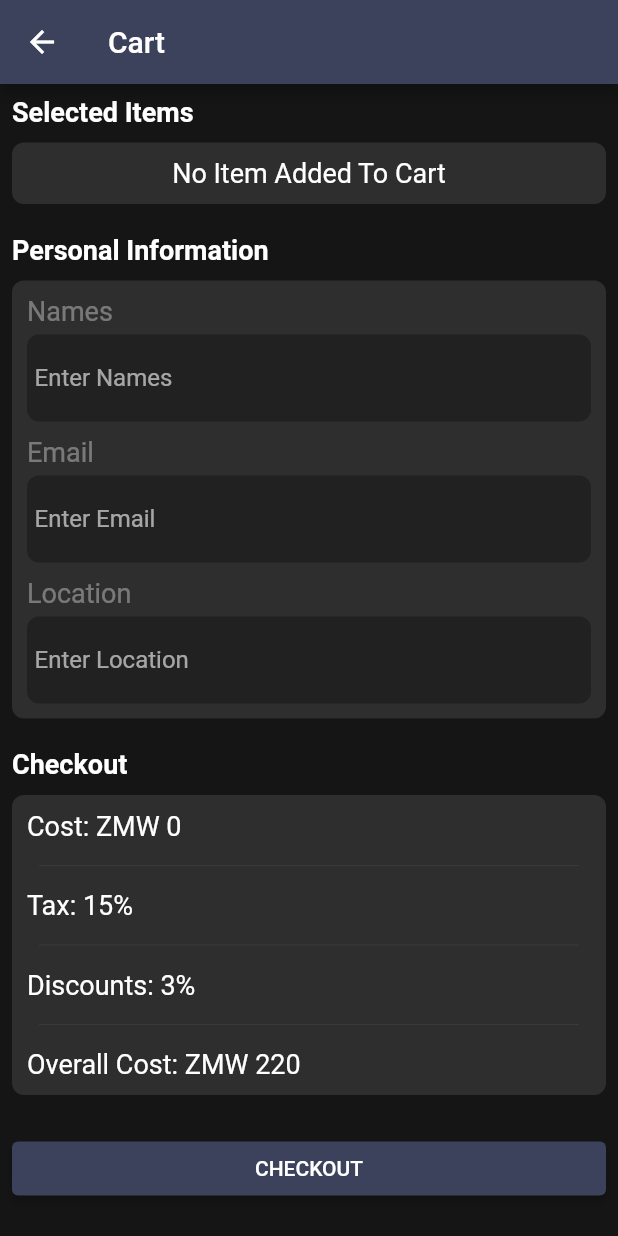
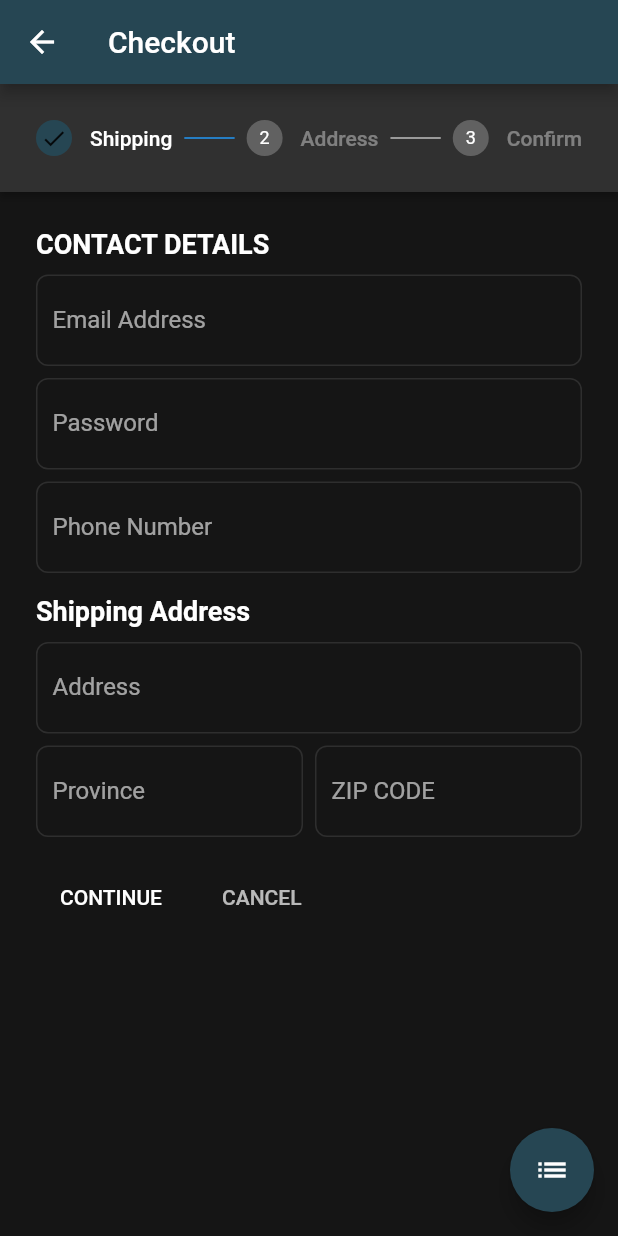
Before and after one commit to michaelson7/FlutterArchitecture, a Flutter app: the CartActivity screen opened by its route, after a tap on "CHECKOUT", on a phone screen of 412 x 824 dp. Run offline on Flutter 3.47's test engine with Material 2 defaults, Android fonts, the phone set to English and light mode, and no system bars; our stand-ins replace after_layout, cached_network_image, carousel_slider, font_awesome_flutter, get, modal_progress_hud and 3 more; missing offline and left inert: flutter_search_bar, random_words; accounts and stored records are empty; network calls fail; Roboto replaces fonts that are missing (Georgia).

Commit message:
checkout

```diff
--- a/lib/view/constants/constants.dart
+++ b/lib/view/constants/constants.dart
@@ -4,8 +4,10 @@ import 'package:virtual_ggroceries/view/widgets/color_handler.dart';
 //colors
 ColorHandler _themeData = ColorHandler();
 
-const kAccentColor = Color(0xFF755A8C);
-const kPrimaryColor = Color(0xff3c415c);
+const kAccentColor = Color(0xff264653);
+const kPrimaryColor = Color(0xff264653);
+
+Color kIconColor = _themeData.iconColor;
 Color kCardBackground = _themeData.cardBackground;
 Color kCardBackgroundFaint = _themeData.cardBackgroundFaint;
 Color kScaffoldColor = _themeData.scaffoldColor;
--- a/lib/view/screens/activities/cart_activity.dart
+++ b/lib/view/screens/activities/cart_activity.dart
@@ -6,6 +6,7 @@ import 'package:provider/provider.dart';
 import 'package:virtual_ggroceries/model/core/products_model.dart';
 import 'package:virtual_ggroceries/provider/cart_provider.dart';
 import 'package:virtual_ggroceries/view/constants/constants.dart';
+import 'package:virtual_ggroceries/view/screens/activities/checkout_activity.dart';
 import 'package:virtual_ggroceries/view/widgets/material_button.dart';
 import 'package:virtual_ggroceries/view/widgets/padded_container.dart';
 import 'package:virtual_ggroceries/view/widgets/snack_bar_builder.dart';
@@ -62,7 +63,9 @@ class _CartActivityState extends State<CartActivity> {
                 SizedBox(
                   width: double.infinity,
                   child: ElevatedButton(
-                    onPressed: () {},
+                    onPressed: () {
+                      Navigator.pushNamed(context, CheckOutActivity.id);
+                    },
                     child: Padding(
                       padding: const EdgeInsets.all(10.0),
                       child: Text('CHECKOUT'),
--- /dev/null
+++ b/lib/view/screens/activities/checkout_activity.dart
@@ -0,0 +1,325 @@
+import 'package:cached_network_image/cached_network_image.dart';
+import 'package:flutter/material.dart';
+import 'package:provider/provider.dart';
+import 'package:virtual_ggroceries/provider/cart_provider.dart';
+import 'package:virtual_ggroceries/view/constants/constants.dart';
+import 'package:virtual_ggroceries/view/widgets/snack_bar_builder.dart';
+
+class CheckOutActivity extends StatefulWidget {
+  static final String id = "CheckOutActivity";
+  const CheckOutActivity({Key? key}) : super(key: key);
+
+  @override
+  _CheckOutActivityState createState() => _CheckOutActivityState();
+}
+
+class _CheckOutActivityState extends State<CheckOutActivity> {
+  int _currentStep = 0;
+  StepperType stepperType = StepperType.horizontal;
+
+  @override
+  Widget build(BuildContext context) {
+    return Scaffold(
+      appBar: AppBar(
+        title: Text('Checkout'),
+      ),
+      body: Container(
+        child: Column(
+          children: [
+            Expanded(
+              child: Stepper(
+                type: stepperType,
+                physics: ScrollPhysics(),
+                currentStep: _currentStep,
+                onStepTapped: (step) => tapped(step),
+                onStepContinue: continued,
+                onStepCancel: cancel,
+                steps: <Step>[
+                  Step(
+                    title: Text('Shipping'),
+                    content: shippingContainer(),
+                    isActive: _currentStep == 0,
+                    state: _currentStep >= 0
+                        ? StepState.complete
+                        : StepState.disabled,
+                  ),
+                  Step(
+                    title: new Text('Address'),
+                    content: paymentContainer(),
+                    isActive: _currentStep == 1,
+                    state: _currentStep >= 1
+                        ? StepState.complete
+                        : StepState.disabled,
+                  ),
+                  Step(
+                    title: new Text('Confirm'),
+                    content: confirmationSection(context),
+                    isActive: _currentStep == 2,
+                    state: _currentStep >= 2
+                        ? StepState.complete
+                        : StepState.disabled,
+                  ),
+                ],
+              ),
+            ),
+          ],
+        ),
+      ),
+      floatingActionButton: FloatingActionButton(
+        child: Icon(Icons.list),
+        onPressed: switchStepsType,
+      ),
+    );
+  }
+
+  Container shippingContainer() {
+    return Container(
+      child: Column(
+        crossAxisAlignment: CrossAxisAlignment.start,
+        children: <Widget>[
+          Text(
+            'CONTACT DETAILS',
+            style: kTextStyleSubHeader,
+          ),
+          SizedBox(height: 10),
+          borderCard(
+            title: 'Email Address',
+          ),
+          SizedBox(height: 8),
+          borderCard(
+            title: 'Password',
+          ),
+          SizedBox(height: 8),
+          borderCard(
+            title: 'Phone Number',
+          ),
+          SizedBox(height: 15),
+          Text(
+            'Shipping Address',
+            style: kTextStyleSubHeader,
+          ),
+          SizedBox(height: 10),
+          borderCard(
+            title: 'Address',
+          ),
+          SizedBox(height: 8),
+          Row(
+            children: [
+              Expanded(
+                child: borderCard(
+                  title: 'Province',
+                ),
+              ),
+              SizedBox(width: 8),
+              Expanded(
+                child: borderCard(
+                  title: 'ZIP CODE',
+                ),
+              ),
+            ],
+          ),
+        ],
+      ),
+    );
+  }
+
+  Container paymentContainer() {
+    return Container(
+      child: Column(
+        crossAxisAlignment: CrossAxisAlignment.start,
+        children: [
+          Row(
+            children: [
+              Expanded(child: Container()),
+              Text('VISA'),
+            ],
+          ),
+          SizedBox(height: 10),
+          borderCard(title: 'Visa Express'),
+          SizedBox(height: 10),
+          borderCard(title: 'Card Number'),
+          SizedBox(height: 10),
+          borderCard(title: 'Name'),
+          SizedBox(height: 10),
+          Row(
+            children: [
+              Expanded(
+                child: borderCard(
+                  title: 'Expire Date',
+                ),
+              ),
+              SizedBox(width: 8),
+              Expanded(
+                child: borderCard(
+                  title: 'Csv',
+                ),
+              ),
+            ],
+          ),
+        ],
+      ),
+    );
+  }
+
+  Container confirmationSection(BuildContext context) {
+    Widget cartItemList() {
+      var provider = Provider.of<CartProvider>(context, listen: true);
+      if (provider.hasData()) {
+        return ListView.builder(
+          shrinkWrap: true,
+          itemCount:
+              Provider.of<CartProvider>(context, listen: true).getItemSize(),
+          itemBuilder: (BuildContext context, int index) {
+            var data =
+                Provider.of<CartProvider>(context, listen: true).list[index];
+            return Column(
+              children: [
+                Row(
+                  children: [
+                    Padding(
+                      padding: const EdgeInsets.all(10.0),
+                      child: ClipRRect(
+                        borderRadius: kBorderRadiusCircular,
+                        child: CachedNetworkImage(
+                          imageUrl: data.imgPath,
+                          fit: BoxFit.cover,
+                          height: 100,
+                          width: 100,
+                        ),
+                      ),
+                    ),
+                    Expanded(
+                      child: Column(
+                        crossAxisAlignment: CrossAxisAlignment.start,
+                        children: [
+                          Text(data.name),
+                          SizedBox(height: 10),
+                          Text(
+                            'ZMW ${data.price} $index',
+                            style: kTextStyleFaint,
+                          ),
+                        ],
+                      ),
+                    ),
+                    Padding(
+                      padding: const EdgeInsets.all(8.0),
+                      child: IconButton(
+                        onPressed: () {
+                          if (Provider.of<CartProvider>(context, listen: false)
+                              .removeFromCart(index)) {
+                            snackBarBuilder(
+                                context: context,
+                                message: '${data.name} removed from cart');
+                          }
+                        },
+                        icon: Icon(Icons.delete),
+                      ),
+                    ),
+                  ],
+                ),
+                Divider(
+                  color: Color(0xfffffff),
+                )
+              ],
+            );
+          },
+        );
+      } else {
+        return Center(child: Text('No Item Added To Cart'));
+      }
+    }
+
+    return Container(
+      child: Column(
+        crossAxisAlignment: CrossAxisAlignment.start,
+        children: [
+          Text(
+            'SHIPPING TO:',
+            style: kTextStyleFaint,
+          ),
+          SizedBox(height: 10),
+          borderCard(title: ''),
+          SizedBox(height: 10),
+          Text(
+            'PAYMENT DETAILS:',
+            style: kTextStyleFaint,
+          ),
+          SizedBox(height: 10),
+          borderCard(title: ''),
+          SizedBox(height: 10),
+          Text(
+            'PRODUCT ORDER:',
+            style: kTextStyleFaint,
+          ),
+          SizedBox(height: 10),
+          Padding(
+            padding: const EdgeInsets.all(8.0),
+            child: cartItemList(),
+          ),
+          SizedBox(height: 10),
+          Row(
+            children: [
+              Expanded(
+                child: Text(
+                  'Product Cost',
+                  style: kTextStyleFaint,
+                ),
+              ),
+              Text('ZMW 123.50'),
+            ],
+          ),
+          SizedBox(height: 10),
+          Row(
+            children: [
+              Expanded(
+                child: Text(
+                  'Order Cost',
+                  style: kTextStyleFaint,
+                ),
+              ),
+              Text('ZMW 193.50'),
+            ],
+          ),
+        ],
+      ),
+    );
+  }
+
+  Container borderCard({required String title}) {
+    return Container(
+      decoration: BoxDecoration(
+        borderRadius: kBorderRadiusCircular,
+        border: Border.all(
+          color: kCardBackground,
+        ),
+      ),
+      child: Padding(
+        padding: const EdgeInsets.symmetric(horizontal: 10.0),
+        child: TextFormField(
+          decoration: InputDecoration(
+            border: InputBorder.none,
+            labelText: title,
+          ),
+        ),
+      ),
+    );
+  }
+
+  switchStepsType() {
+    setState(() => stepperType == StepperType.vertical
+        ? stepperType = StepperType.horizontal
+        : stepperType = StepperType.vertical);
+  }
+
+  tapped(int step) {
+    setState(() => _currentStep = step);
+  }
+
+  continued() {
+    _currentStep < 2 ? setState(() => _currentStep += 1) : null;
+  }
+
+  cancel() {
+    _currentStep > 0 ? setState(() => _currentStep -= 1) : null;
+  }
+}
--- a/lib/view/screens/activities/search_activity.dart
+++ b/lib/view/screens/activities/search_activity.dart
@@ -19,6 +19,7 @@ class _SearchActivityState extends State<SearchActivity> {
   ProductsProvider _productsProvider = ProductsProvider();
   late SearchBar searchBar;
   bool isSearching = false;
+  String _toolbarSearchTerm = 'Search Bar Demo';
   final GlobalKey<ScaffoldState> _scaffoldKey = new GlobalKey<ScaffoldState>();
 
   _SearchActivityState() {
@@ -37,7 +38,7 @@ class _SearchActivityState extends State<SearchActivity> {
 
   AppBar buildAppBar(BuildContext context) {
     return new AppBar(
-        title: new Text('Search Bar Demo'),
+        title: new Text(_toolbarSearchTerm),
         actions: [searchBar.getSearchAction(context)]);
   }
 
@@ -45,6 +46,7 @@ class _SearchActivityState extends State<SearchActivity> {
     setState(() {
       isSearching = true;
       _productsProvider.searchForProduct(searchTerm: value);
+      _toolbarSearchTerm = '$value...';
     });
   }
 
--- a/lib/view/screens/fragments/categories_fragment.dart
+++ b/lib/view/screens/fragments/categories_fragment.dart
@@ -83,7 +83,7 @@ class CategoryGrid extends StatelessWidget {
                     child: Center(
                       child: Text(
                         data[index].name,
-                        style: kTextStyleHeader,
+                        style: kTextStyleHeader.copyWith(color: Colors.white),
                       ),
                     ),
                   ),
--- a/lib/view/screens/init_screen.dart
+++ b/lib/view/screens/init_screen.dart
@@ -10,6 +10,7 @@ import '../../provider/account_provider.dart';
 import 'package:flutter/material.dart';
 import 'package:provider/provider.dart';
 
+import 'activities/checkout_activity.dart';
 import 'activities/init_activity.dart';
 import 'activities/login_activity.dart';
 import 'activities/registration_activity.dart';
@@ -77,6 +78,7 @@ class _initScreenState extends State<initScreen> {
           SearchActivity.id: (context) => SearchActivity(),
           LoginActivity.id: (context) => LoginActivity(),
           RegistrationActivity.id: (context) => RegistrationActivity(),
+          CheckOutActivity.id: (context) => CheckOutActivity(),
         },
       ),
     );
--- a/lib/view/widgets/ads_card.dart
+++ b/lib/view/widgets/ads_card.dart
@@ -19,6 +19,7 @@ class AdsCard extends StatelessWidget {
           height: 250,
           width: double.infinity,
           imgPath: modelData[index].imgPath,
+          borderRadius: kBorderRadiusCircular,
           child: Column(
             children: [
               Expanded(
@@ -29,11 +30,14 @@ class AdsCard extends StatelessWidget {
                     children: [
                       Text(
                         modelData[index].header,
-                        style: kTextStyleHeader,
+                        style: kTextStyleHeader.copyWith(
+                          color: Colors.white,
+                        ),
                       ),
                       SizedBox(height: 10),
                       Text(
                         modelData[index].subHeader,
+                        style: TextStyle(color: Colors.white),
                       ),
                     ],
                   ),
--- a/lib/view/widgets/dark_img_widget.dart
+++ b/lib/view/widgets/dark_img_widget.dart
@@ -21,6 +21,7 @@ class DarkImageWidget extends StatelessWidget {
       width: width,
       height: height,
       decoration: BoxDecoration(
+        color: const Color(0xc3000000),
         borderRadius: borderRadius,
         image: DecorationImage(
           image: NetworkImage(imgPath),
--- a/lib/view/widgets/producta_card_grid.dart
+++ b/lib/view/widgets/producta_card_grid.dart
@@ -1,5 +1,6 @@
 import 'package:flutter/material.dart';
 import 'package:virtual_ggroceries/model/core/products_model.dart';
+import 'package:virtual_ggroceries/view/constants/constants.dart';
 
 import 'product_card_design.dart';
 
@@ -26,6 +27,7 @@ class ProductCardGrid extends StatelessWidget {
         return ProductCardDesign(
           data: snapshot.data!.productsModelList[index],
           isGrid: true,
+          color: kIconColor,
         );
       },
     );
--- a/lib/view/widgets/products_card_horizontal.dart
+++ b/lib/view/widgets/products_card_horizontal.dart
@@ -7,6 +7,7 @@ import 'horizontal_widget.dart';
 
 class ProductsCardHorizontal extends StatelessWidget {
   final AsyncSnapshot<ProductsModel> snapshot;
+  late final Color color;
   ProductsCardHorizontal(this.snapshot);
 
   @override
@@ -18,6 +19,7 @@ class ProductsCardHorizontal extends StatelessWidget {
       var interface = ProductCardDesign(
         data: data,
         isGrid: false,
+        color: kIconColor,
       );
       widgetList.add(interface);
     }
```
Also changed, not shown: lib/view/widgets/color_handler.dart (+7 -1 lines), lib/view/widgets/product_card_design.dart (+5 -3 lines).
